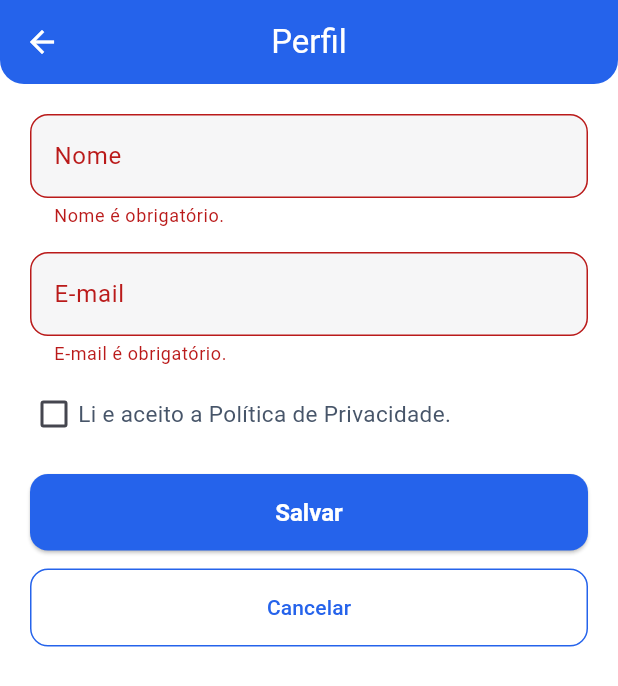
After one commit to JPZS-Git/Quiz_craft.App, a Flutter app: the ProfilePage screen opened directly, after a tap on "Salvar", on a phone screen of 412 x 824 dp. The commit adds this screen. Shown: the top 686 px of the screen. Run offline on Flutter 3.47's test engine with Material 3 defaults, Android fonts, the phone set to English and light mode, and no system bars; our stand-ins replace flutter_native_splash, shared_preferences; missing offline and left inert: gpt_markdown; accounts and stored records are empty.

Commit message:
Adição de ProfilePage

```diff
--- a/quiz_craft/lib/features/home/home_page.dart
+++ b/quiz_craft/lib/features/home/home_page.dart
@@ -1,6 +1,7 @@
 import 'package:flutter/material.dart';
 import 'package:quizcraft/features/onboarding/pages/consent_page.dart';
 import 'package:quizcraft/features/quiz/pages/home_quiz_page.dart';
+import 'package:quizcraft/features/home/profile_page.dart';
 import 'package:quizcraft/services/shared_preferences_services.dart';
 
 class HomePage extends StatefulWidget {
@@ -15,7 +16,6 @@ class _HomePageState extends State<HomePage> {
   // 🎨 Paleta de cores
   static const Color _primaryBlue = Color(0xFF2563EB);
   static const Color _cardBackground = Color(0xFFF9FAFB);
-  static const Color _textGray = Color(0xFF334155);
 
   bool _showConsentSnack = false;
 
@@ -30,7 +30,6 @@ class _HomePageState extends State<HomePage> {
     final accepted = await prefsService.isPoliciesAccepted();
 
     if (!accepted) {
-      // Redireciona para consentimento
       if (mounted) {
         Navigator.of(context).pushReplacement(
           MaterialPageRoute(
@@ -40,11 +39,8 @@ class _HomePageState extends State<HomePage> {
           ),
         );
       }
-    } else {
-      // Mostra SnackBar de aviso de revogação apenas uma vez
-      if (!_showConsentSnack && mounted) {
+    } else if (!_showConsentSnack && mounted) {
       setState(() => _showConsentSnack = true);
-
       ScaffoldMessenger.of(context).showSnackBar(
         SnackBar(
           content: const Text(
@@ -61,14 +57,12 @@ class _HomePageState extends State<HomePage> {
       );
     }
   }
-  }
 
   Future<void> _revokeConsent() async {
     final prefsService = SharedPreferencesService();
     await prefsService.revokeAllConsent();
 
     if (mounted) {
-      // Redireciona novamente para consentimento
       Navigator.of(context).pushReplacement(
         MaterialPageRoute(
           builder: (_) => ConsentPageOBPage(
@@ -93,7 +87,31 @@ class _HomePageState extends State<HomePage> {
             color: Colors.white,
           ),
         ),
+
+        // ✅ Ícone branco com tooltip visível
+        actions: [
+          Tooltip(
+            message: 'Perfil',
+            waitDuration: const Duration(milliseconds: 300),
+            textStyle: const TextStyle(color: Colors.white),
+            decoration: BoxDecoration(
+              color: Colors.black.withOpacity(0.7),
+              borderRadius: BorderRadius.circular(8),
             ),
+            child: IconButton(
+              tooltip: 'Perfil', // redundante, mas mantém compatibilidade mobile
+              icon: const Icon(Icons.person, color: Colors.white),
+              splashRadius: 24,
+              onPressed: () {
+                Navigator.of(context).push(
+                  MaterialPageRoute(builder: (_) => const ProfilePage()),
+                );
+              },
+            ),
+          ),
+        ],
+      ),
+
       body: Center(
         child: Card(
           color: Colors.white,
@@ -123,7 +141,6 @@ class _HomePageState extends State<HomePage> {
                 const SizedBox(height: 32),
                 ElevatedButton.icon(
                   onPressed: () {
-                    // Navega para HomeQuizPage
                     Navigator.of(context).push(
                       MaterialPageRoute(builder: (_) => const HomeQuizPage()),
                     );
--- /dev/null
+++ b/quiz_craft/lib/features/home/profile_page.dart
@@ -0,0 +1,263 @@
+import 'package:flutter/material.dart';
+import '../../services/shared_preferences_services.dart';
+
+class ProfilePage extends StatefulWidget {
+  static const routeName = '/profile';
+  const ProfilePage({super.key});
+
+  @override
+  State<ProfilePage> createState() => _ProfilePageState();
+}
+
+class _ProfilePageState extends State<ProfilePage> {
+  final _formKey = GlobalKey<FormState>();
+  final _nameController = TextEditingController();
+  final _emailController = TextEditingController();
+
+  bool _saving = false;
+  bool _privacyAccepted = false;
+
+  static const Color _primaryBlue = Color(0xFF2563EB);
+  static const Color _surfaceGray = Color(0xFF475569);
+
+  @override
+  void initState() {
+    super.initState();
+    _loadUser();
+  }
+
+  Future<void> _loadUser() async {
+    final prefs = SharedPreferencesService();
+    final name = await prefs.getUserName();
+    final email = await prefs.getUserEmail();
+
+    if (mounted) {
+      setState(() {
+        _nameController.text = name ?? '';
+        _emailController.text = email ?? '';
+      });
+    }
+  }
+
+  String? _validateName(String? value) {
+    if (value == null || value.trim().isEmpty) return 'Nome é obrigatório.';
+    if (value.length > 100) return 'Nome muito longo.';
+    return null;
+  }
+
+  String? _validateEmail(String? value) {
+    if (value == null || value.trim().isEmpty) return 'E-mail é obrigatório.';
+    final emailRegExp = RegExp(r"^[^@\s]+@[^@\s]+\.[^@\s]+$");
+    if (!emailRegExp.hasMatch(value)) return 'E-mail inválido.';
+    return null;
+  }
+
+  Future<void> _save() async {
+    final form = _formKey.currentState;
+    if (form == null || !form.validate()) return;
+
+    if (!_privacyAccepted) {
+      await showDialog<void>(
+        context: context,
+        builder: (context) => AlertDialog(
+          shape: RoundedRectangleBorder(borderRadius: BorderRadius.circular(16)),
+          title: const Text('Aviso de Privacidade'),
+          content: const Text(
+            'Ao salvar seus dados, você concorda com nossa Política de Privacidade.',
+          ),
+          actions: [
+            TextButton(
+              onPressed: () => Navigator.of(context).pop(),
+              child: const Text('Cancelar'),
+            ),
+            ElevatedButton(
+              onPressed: () {
+                Navigator.of(context).pop();
+                setState(() => _privacyAccepted = true);
+                _save();
+              },
+              style: ElevatedButton.styleFrom(
+                backgroundColor: _primaryBlue,
+                foregroundColor: Colors.white,
+                shape: RoundedRectangleBorder(
+                  borderRadius: BorderRadius.circular(10),
+                ),
+              ),
+              child: const Text('Aceito'),
+            ),
+          ],
+        ),
+      );
+      return;
+    }
+
+    setState(() => _saving = true);
+
+    final prefs = SharedPreferencesService();
+    await prefs.setUserName(_nameController.text.trim());
+    await prefs.setUserEmail(_emailController.text.trim());
+    await prefs.setPrivacyPolicyAllRead(true);
+
+    if (!mounted) return;
+    setState(() => _saving = false);
+
+    ScaffoldMessenger.of(context).showSnackBar(
+      const SnackBar(
+        content: Text('Perfil salvo com sucesso!'),
+        behavior: SnackBarBehavior.floating,
+      ),
+    );
+
+    Navigator.of(context).pop(true);
+  }
+
+  @override
+  void dispose() {
+    _nameController.dispose();
+    _emailController.dispose();
+    super.dispose();
+  }
+
+  @override
+  Widget build(BuildContext context) {
+    return Scaffold(
+      resizeToAvoidBottomInset: true, // ✅ garante que o teclado não esconda o conteúdo
+      backgroundColor: Colors.white,
+      appBar: AppBar(
+        title: const Text('Perfil'),
+        backgroundColor: _primaryBlue,
+        foregroundColor: Colors.white,
+        centerTitle: true,
+        shape: const RoundedRectangleBorder(
+          borderRadius: BorderRadius.vertical(bottom: Radius.circular(16)),
+        ),
+      ),
+      body: GestureDetector(
+        // ✅ Fecha teclado ao tocar fora
+        onTap: () => FocusScope.of(context).unfocus(),
+        child: SingleChildScrollView(
+          padding: const EdgeInsets.all(20.0),
+          child: Form(
+            key: _formKey,
+            child: Column(
+              crossAxisAlignment: CrossAxisAlignment.stretch,
+              children: [
+                // Campo Nome
+                TextFormField(
+                  controller: _nameController,
+                  decoration: InputDecoration(
+                    labelText: 'Nome',
+                    hintText: 'Seu nome completo',
+                    filled: true,
+                    fillColor: _surfaceGray.withOpacity(0.05),
+                    border: OutlineInputBorder(
+                      borderRadius: BorderRadius.circular(12),
+                      borderSide: const BorderSide(color: _surfaceGray),
+                    ),
+                    focusedBorder: OutlineInputBorder(
+                      borderRadius: BorderRadius.circular(12),
+                      borderSide: const BorderSide(color: _primaryBlue, width: 2),
+                    ),
+                  ),
+                  textInputAction: TextInputAction.next,
+                  validator: _validateName,
+                ),
+                const SizedBox(height: 16),
+
+                // Campo Email
+                TextFormField(
+                  controller: _emailController,
+                  decoration: InputDecoration(
+                    labelText: 'E-mail',
+                    hintText: 'seu@exemplo.com',
+                    filled: true,
+                    fillColor: _surfaceGray.withOpacity(0.05),
+                    border: OutlineInputBorder(
+                      borderRadius: BorderRadius.circular(12),
+                      borderSide: const BorderSide(color: _surfaceGray),
+                    ),
+                    focusedBorder: OutlineInputBorder(
+                      borderRadius: BorderRadius.circular(12),
+                      borderSide: const BorderSide(color: _primaryBlue, width: 2),
+                    ),
+                  ),
+                  keyboardType: TextInputType.emailAddress,
+                  textInputAction: TextInputAction.done,
+                  validator: _validateEmail,
+                ),
+                const SizedBox(height: 16),
+
+                // Checkbox alinhado
+                Row(
+                  crossAxisAlignment: CrossAxisAlignment.center,
+                  children: [
+                    Checkbox(
+                      value: _privacyAccepted,
+                      onChanged: (v) => setState(() => _privacyAccepted = v ?? false),
+                      activeColor: _primaryBlue,
+                      visualDensity: VisualDensity.compact,
+                      materialTapTargetSize: MaterialTapTargetSize.shrinkWrap,
+                    ),
+                    Expanded(
+                      child: GestureDetector(
+                        onTap: () => setState(() => _privacyAccepted = !_privacyAccepted),
+                        child: const Text(
+                          'Li e aceito a Política de Privacidade.',
+                          style: TextStyle(
+                            fontSize: 15,
+                            height: 1.3,
+                            color: _surfaceGray,
+                          ),
+                        ),
+                      ),
+                    ),
+                  ],
+                ),
+                const SizedBox(height: 24),
+
+                // Botão Salvar
+                ElevatedButton(
+                  onPressed: _saving ? null : _save,
+                  style: ElevatedButton.styleFrom(
+                    backgroundColor: _primaryBlue,
+                    foregroundColor: Colors.white,
+                    padding: const EdgeInsets.symmetric(vertical: 16),
+                    textStyle: const TextStyle(
+                      fontSize: 16,
+                      fontWeight: FontWeight.bold,
+                    ),
+                    shape: RoundedRectangleBorder(
+                      borderRadius: BorderRadius.circular(12),
+                    ),
+                  ),
+                  child: _saving
+                      ? const SizedBox(
+                          height: 18,
+                          width: 18,
+                          child: CircularProgressIndicator(strokeWidth: 2, color: Colors.white),
+                        )
+                      : const Text('Salvar'),
+                ),
+                const SizedBox(height: 12),
+
+                // Botão Cancelar
+                OutlinedButton(
+                  onPressed: () => Navigator.of(context).pop(false),
+                  style: OutlinedButton.styleFrom(
+                    foregroundColor: _primaryBlue,
+                    side: const BorderSide(color: _primaryBlue),
+                    padding: const EdgeInsets.symmetric(vertical: 16),
+                    shape: RoundedRectangleBorder(
+                      borderRadius: BorderRadius.circular(12),
+                    ),
+                  ),
+                  child: const Text('Cancelar'),
+                ),
+              ],
+            ),
+          ),
+        ),
+      ),
+    );
+  }
+}
--- a/quiz_craft/lib/services/preferences_keys.dart
+++ b/quiz_craft/lib/services/preferences_keys.dart
@@ -6,4 +6,6 @@ class PreferencesKeys {
   static const String privacyPolicyAllRead = 'privacy_policy_all_read';
   static const String termsOfUseAllRead = 'terms_of_use_all_read';
   static const String acceptedFlowVersion = 'accepted_flow_version';
+  static const String userName = 'user_name';
+  static const String userEmail = 'user_email';
 }
--- a/quiz_craft/lib/services/shared_preferences_services.dart
+++ b/quiz_craft/lib/services/shared_preferences_services.dart
@@ -100,4 +100,36 @@ class SharedPreferencesService extends ChangeNotifier {
     await init();
     await _prefs.clear();
   }
+
+  // ============================================================
+  // ===============     COMPATIBILIDADE / HELPERS   ============
+  // ============================================================
+
+  /// Compatibilidade: nome do usuário (string)
+  Future<String?> getUserName() async {
+    await init();
+    return _prefs.getString(PreferencesKeys.userName);
+  }
+
+  Future<void> setUserName(String name) async {
+    await init();
+    await _prefs.setString(PreferencesKeys.userName, name);
+  }
+
+  Future<String?> getUserEmail() async {
+    await init();
+    return _prefs.getString(PreferencesKeys.userEmail);
+  }
+
+  Future<void> setUserEmail(String email) async {
+    await init();
+    await _prefs.setString(PreferencesKeys.userEmail, email);
+  }
+
+  Future<void> setPrivacyPolicyAllRead(bool read) async {
+    await init();
+    await setPrivacyPolicyReadStatus(read);
+  }
+
+  Future<bool> isPoliciesAcceptedLegacy() async => isPoliciesAccepted();
 }
```
Also changed, not shown: 4 other files. Lines whose indentation alone changed are shown as unchanged.
